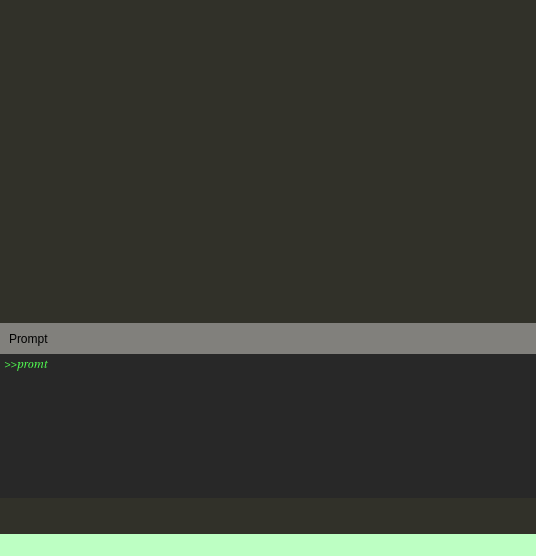
The window that mainwindow.ui (sme-gmbh/smepowercad) describes before a commit, drawn with Qt 5.
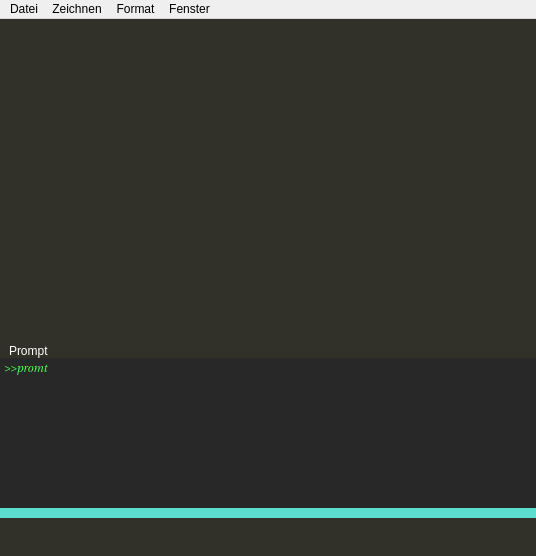
The same window after the commit. Icons and pictures are not drawn.

Commit message: Design improvements moved menu declaration into ui file

Patch:
```diff
--- a/mainwindow.ui
+++ b/mainwindow.ui
@@ -14,84 +14,72 @@
    <string>SME PowerCAD</string>
   </property>
   <property name="styleSheet">
-   <string notr="true">QLineEdit
-{
+   <string notr="true">QLineEdit {
 	background-color: rgb(92, 221, 206);
 }
 
-QPlainTextEdit
-{
+QPlainTextEdit {
 	background-color: rgb(40, 40, 40);
 	color: rgb(80, 255, 80);
 	border:none;
 }
 
-QMainWindow
-{
+QMainWindow {
 	background-color: rgb(49, 49, 41);
 }
 
-QMainWindow::separator
-{
+QMainWindow::separator {
+	background-color: rgb(110, 110, 95);
+	width: 2px;
+	height: 2px;
+}
+
+QDockWidget {
 	background-color: rgb(49, 49, 41);
-	width: 3px;
-	height: 3px;
+	color: white;
+	border: 1px solid rgb(200, 200, 200);
+	titlebar-close-icon: url(:/icons/close.svg);
+    titlebar-normal-icon: url(:/icons/float.svg);
 }
 
-QDockWidget
-{
-     border: 1px solid lightgray;
-     /*titlebar-close-icon: url();
-     titlebar-normal-icon: url();*/
- }
-
- QDockWidget::title
-{
-    text-align: left;
-	padding: 0px;
+QDockWidget::title {
+    text-align: left; /* align the text to the left */
+    background: rgb(49, 49, 41);
     padding-left: 5px;
-	margin: 0px;
-	background: rgb(129, 128, 124);
 }
 
- QDockWidget::close-button, QDockWidget::float-button
-{
+ QDockWidget::close-button, QDockWidget::float-button {
 	border: 0;
 	/*border-left: 1px solid white;*/
-    /*background: darkgray;*/
 	padding: 0px;
 	icon-size: 30px; /* maximum icon size */
 }
-
-QDockWidget::close-button
-{
+QDockWidget::close-button {
 	subcontrol-position: top right;
     subcontrol-origin: margin;
     position: absolute;
     top: 0px; right: 0px; bottom: 0px;
     width: 20px;
-	margin: 8px;
+	margin: 0 8px;
 }
 
-QDockWidget::float-button
-{
+QDockWidget::float-button {
 	subcontrol-position: top right;
     subcontrol-origin: margin;
     position: absolute;
     top: 0px; right: 36px; bottom: 0px;
     width: 20px;
-	margin: 8px;
+	margin: 0 8px;
 }
 
- QDockWidget::close-button:hover, QDockWidget::float-button:hover
-{
-     background: white;
+QDockWidget::close-button:hover, QDockWidget::float-button:hover {
+     background-color: rgb(110, 110, 95);
 }
 
- QDockWidget::close-button:pressed, QDockWidget::float-button:pressed
-{
-     padding: 1px -1px -1px 1px;
-}</string>
+QDockWidget::close-button:pressed, QDockWidget::float-button:pressed {
+     background-color: rgb(150, 150, 130);
+}
+</string>
   </property>
   <property name="iconSize">
    <size>
@@ -137,16 +125,43 @@
    <property name="nativeMenuBar">
     <bool>true</bool>
    </property>
-  </widget>
-  <widget class="QStatusBar" name="statusBar">
-   <property name="font">
-    <font>
-     <family>DejaVu Sans Mono</family>
-    </font>
-   </property>
-   <property name="styleSheet">
-    <string notr="true">background-color: rgb(189, 255, 195);</string>
-   </property>
+   <widget class="QMenu" name="menuDatei">
+    <property name="title">
+     <string>Datei</string>
+    </property>
+    <addaction name="actionLaden"/>
+    <addaction name="actionSpeichern"/>
+    <addaction name="actionSpeichern_unter"/>
+    <addaction name="separator"/>
+    <addaction name="actionPlotten"/>
+    <addaction name="actionPDF"/>
+    <addaction name="separator"/>
+    <addaction name="actionZeichnungClose"/>
+    <addaction name="actionBeenden"/>
+   </widget>
+   <widget class="QMenu" name="menuZeichnen">
+    <property name="title">
+     <string>Zeichnen</string>
+    </property>
+    <addaction name="actionLinie"/>
+    <addaction name="actionBogen"/>
+    <addaction name="actionKreis"/>
+   </widget>
+   <widget class="QMenu" name="menuFormat">
+    <property name="title">
+     <string>Format</string>
+    </property>
+   </widget>
+   <widget class="QMenu" name="menuFenster">
+    <property name="title">
+     <string>Fenster</string>
+    </property>
+    <addaction name="actionNeues_Schnittfenster"/>
+   </widget>
+   <addaction name="menuDatei"/>
+   <addaction name="menuZeichnen"/>
+   <addaction name="menuFormat"/>
+   <addaction name="menuFenster"/>
   </widget>
   <widget class="QDockWidget" name="dockWidgetPrompt">
    <property name="minimumSize">
```
Left out of the diff: 140 changed lines with no effect on the pictures. The commit also changes 8 other files.
